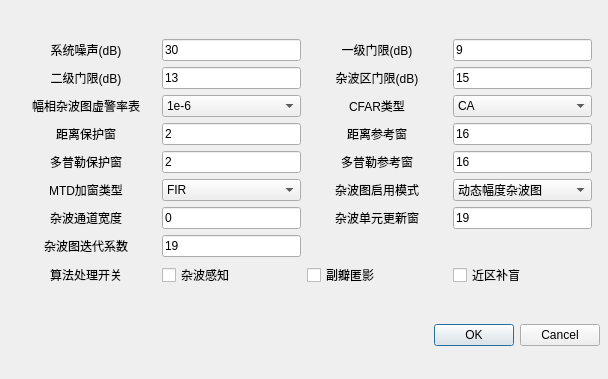
DanielWuxiaoxiao/DispCtrl, file paramWidget/sigparamui.ui: the form before one commit.
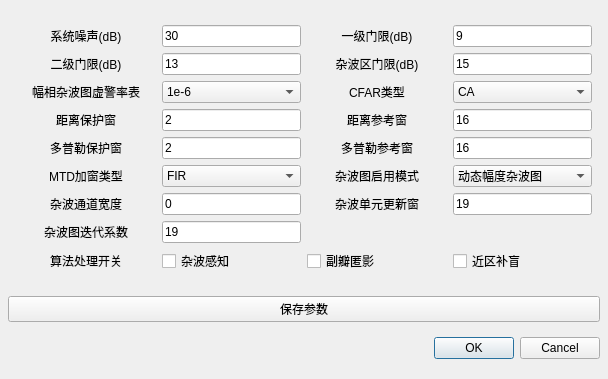
The form after the commit. Custom widgets are drawn as their Qt base class.

What changed in the file:
```diff
--- a/paramWidget/sigparamui.ui
+++ b/paramWidget/sigparamui.ui
@@ -411,6 +411,13 @@
           </item>
         </layout>
       </item>
+      <item>
+        <widget class="QPushButton" name="saveButton">
+          <property name="text">
+            <string>保存参数</string>
+          </property>
+        </widget>
+      </item>
       <item>
         <widget class="QDialogButtonBox" name="buttonBox">
           <property name="orientation">
```
